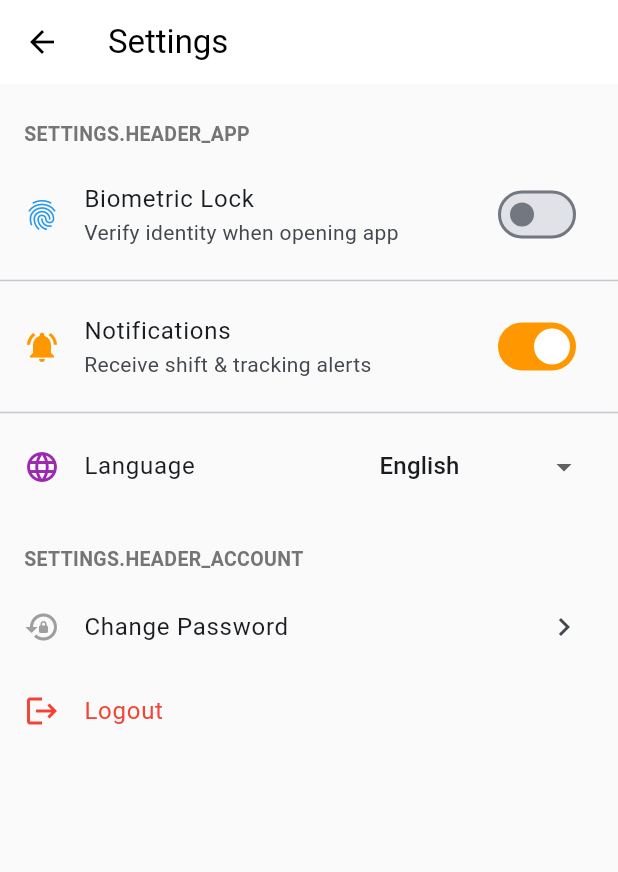
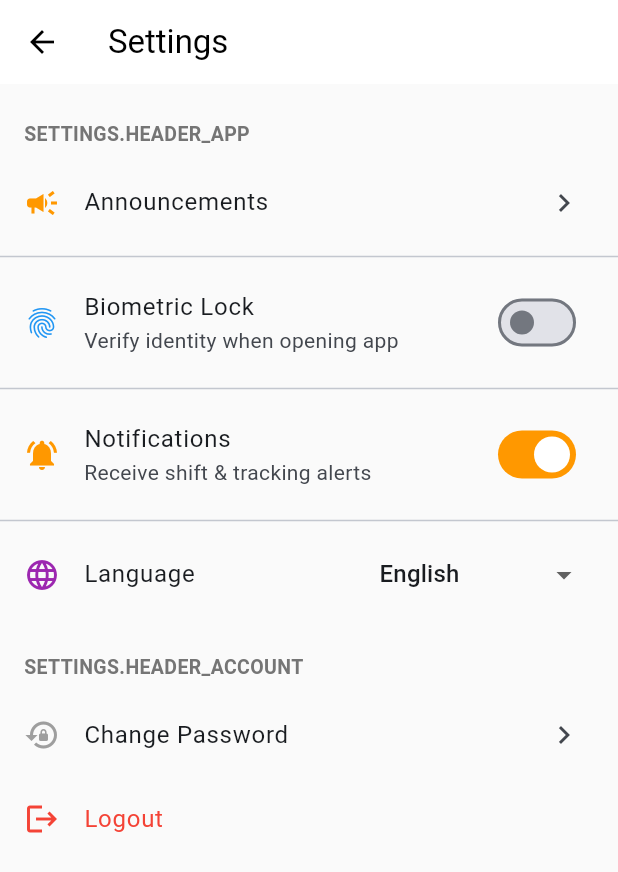
Before and after one commit to limkhachun/field-track-app, a Flutter app: the screen it shows once a user with an empty profile is signed in, after a tap on the "settings" icon, on a phone screen of 412 x 824 dp. Shown: the top 872 px of the screen. Run offline on Flutter 3.47's test engine with Material 3 defaults, Android fonts, the phone set to English and light mode, and no system bars; our stand-ins replace camera, cloud_firestore, easy_localization, file_picker, firebase_auth, firebase_core and 12 more; missing offline and left inert: gal, google_mlkit_face_detection, network_info_plus, tflite_flutter; accounts and stored records are empty.

Commit message:
Enhance settings screen with announcement feature and update notification service
- Added a new Announcement Tile to the Settings screen for easy access to announcements.
- Updated NotificationService to listen for new announcements and notify users accordingly.
- Improved comments and documentation for clarity and consistency in the NotificationService class.

```diff
--- a/lib/screens/settings_screen.dart
+++ b/lib/screens/settings_screen.dart
@@ -1,10 +1,12 @@
 import 'package:flutter/material.dart';
 import 'package:firebase_auth/firebase_auth.dart';
+// import 'package:cloud_firestore/cloud_firestore.dart';
 import 'package:easy_localization/easy_localization.dart';
 import 'package:shared_preferences/shared_preferences.dart';
 import 'package:field_track_app/screens/login_screen.dart';
 import 'package:field_track_app/screens/change_password_screen.dart';
-import '../services/notification_service.dart'; // 🟢 1. 取消注释以使用 NotificationService
+import 'package:field_track_app/screens/announcement_screen.dart'; // 🟢 Import New Screen
+import '../services/notification_service.dart';
 
 class SettingsScreen extends StatefulWidget {
   const SettingsScreen({super.key});
@@ -94,6 +96,16 @@ class _SettingsScreenState extends State<SettingsScreen> {
           // 1. App Settings Section
           _buildSectionHeader('settings.header_app'.tr()),
 
+          // 🟢 NEW: Announcement Tile
+          ListTile(
+            leading: const Icon(Icons.campaign, color: Colors.orange),
+            title: const Text('Announcements'), // "announcement.title".tr()
+            trailing: const Icon(Icons.chevron_right),
+            onTap: () => Navigator.push(context, MaterialPageRoute(builder: (_) => const AnnouncementScreen())),
+          ),
+
+          const Divider(),
+
           SwitchListTile(
             title: Text('settings.biometric_lock'.tr()),
             subtitle: Text('settings.biometric_desc'.tr()),
@@ -144,10 +156,8 @@ class _SettingsScreenState extends State<SettingsScreen> {
             leading: const Icon(Icons.logout, color: Colors.red),
             title: Text('settings.logout'.tr(), style: const TextStyle(color: Colors.red)),
             onTap: () async {
-              // 🟢 2. 停止监听器 (防止内存泄漏和后台报错)
               NotificationService().stopListening();
 
-              // 执行登出
               await _auth.signOut();
 
               if (!context.mounted) return;
--- a/lib/services/notification_service.dart
+++ b/lib/services/notification_service.dart
@@ -27,7 +27,7 @@ class NotificationService {
 
   bool _isInitialized = false;
 
-  // 🟢 监听器订阅列表 (用于退出登录时取消)
+  // 🟢 Listener Subscription List (to cancel on logout)
   final List<StreamSubscription> _subscriptions = [];
   DateTime? _listeningStartTime;
 
@@ -63,38 +63,38 @@ class NotificationService {
   }
 
   // =========================================================
-  // 🎧 🟢 核心功能：监听 Firestore 数据变化
+  // 🎧 🟢 CORE FUNCTION: Listen to Firestore Updates
   // =========================================================
 
-  /// 在用户登录成功后调用此方法
+  /// Call this method after user login
   void startListeningToUserUpdates(String uid) {
-    stopListening(); // 防止重复监听
-    _listeningStartTime = DateTime.now(); // 记录开始时间，只通知这之后的变化
+    stopListening(); // Prevent duplicate listeners
+    _listeningStartTime = DateTime.now(); // Only notify for changes AFTER this time
     debugPrint("🎧 Started listening for Admin updates for UID: $uid");
 
-    // 1. 监听 Leave Approval (请假审批)
+    // 1. Listen for Leave Approvals
     _subscriptions.add(
       FirebaseFirestore.instance
           .collection('leaves')
-          .where('authUid', isEqualTo: uid) // 确保这里字段名和数据库一致
+          .where('authUid', isEqualTo: uid)
           .snapshots()
           .listen((snapshot) {
         for (var change in snapshot.docChanges) {
-          // 只关注修改过的文档 (Admin 修改状态)
+          // Only care about Modified docs (Admin updates status)
           if (change.type == DocumentChangeType.modified) {
             final data = change.doc.data() as Map<String, dynamic>;
             _checkAndNotify(
               data: data,
               title: 'Leave Update',
               body: 'Your ${data['type']} request has been ${data['status']}.',
-              timeField: 'reviewedAt', // Admin 审核的时间字段
+              timeField: 'reviewedAt', // Field updated by Admin
             );
           }
         }
       })
     );
 
-    // 2. 监听 Attendance Corrections (补卡审批)
+    // 2. Listen for Attendance Correction Replies
     _subscriptions.add(
       FirebaseFirestore.instance
           .collection('attendance_corrections')
@@ -115,7 +115,7 @@ class NotificationService {
       })
     );
 
-    // 3. 监听 Profile Updates (资料修改审批)
+    // 3. Listen for Profile Update Requests
     _subscriptions.add(
       FirebaseFirestore.instance
           .collection('edit_requests')
@@ -136,24 +136,48 @@ class NotificationService {
       })
     );
 
-    // 4. 监听 Payslips (工资单发布) - 监听新增
+    // 4. Listen for New Payslips
     _subscriptions.add(
       FirebaseFirestore.instance
           .collection('payslips')
-          .where('uid', isEqualTo: uid) // 注意：这里通常存的是 DocID，确认一下你存的是 authUid 还是 user doc id
+          .where('uid', isEqualTo: uid) // Ensure this matches your payslip logic (authUid vs empId)
           .where('status', isEqualTo: 'Published')
           .snapshots()
           .listen((snapshot) {
         for (var change in snapshot.docChanges) {
-          // 工资单通常是新建或修改为 Published
+          // Payslips are either Added or Modified to 'Published'
           if (change.type == DocumentChangeType.added || change.type == DocumentChangeType.modified) {
             final data = change.doc.data() as Map<String, dynamic>;
-            // 对于工资单，我们检查 updatedAt 是否很新
             _checkAndNotify(
               data: data,
               title: 'Payslip Ready',
               body: 'Your payslip for ${data['month']} is now available.',
-              timeField: 'updatedAt',
+              timeField: 'updatedAt', // Ensure you save this timestamp when publishing
+            );
+          }
+        }
+      })
+    );
+
+    // 5. 🟢 Listen for Announcements
+    _subscriptions.add(
+      FirebaseFirestore.instance
+          .collection('announcements')
+          .orderBy('createdAt', descending: true)
+          .limit(1)
+          .snapshots()
+          .listen((snapshot) {
+        if (snapshot.docs.isNotEmpty) {
+          final doc = snapshot.docs.first;
+          // Check if this is a new announcement (created after login)
+          // or you can implement a 'read' status logic if needed
+          if (doc.metadata.hasPendingWrites == false) { // Skip local writes if any
+             final data = doc.data();
+             _checkAndNotify(
+              data: data,
+              title: '📢 New Announcement',
+              body: data['message'] ?? 'Check the app for a new update.',
+              timeField: 'createdAt',
             );
           }
         }
@@ -161,7 +185,7 @@ class NotificationService {
     );
   }
 
-  /// 内部辅助函数：检查时间并发送通知
+  /// Internal Helper: Check timestamp before showing notification
   void _checkAndNotify({
     required Map<String, dynamic> data,
     required String title,
@@ -171,13 +195,13 @@ class NotificationService {
     if (_listeningStartTime == null) return;
 
     Timestamp? ts = data[timeField] as Timestamp?;
-    // 如果没有时间戳，或者时间戳晚于监听开始时间（说明是新发生的动作）
+    // Only notify if the action happened AFTER we started listening (i.e., just now)
     if (ts != null && ts.toDate().isAfter(_listeningStartTime!)) {
        showStatusNotification(title, body);
     }
   }
 
-  /// 退出登录时调用
+  /// Call this on Logout
   void stopListening() {
     for (var sub in _subscriptions) {
       sub.cancel();
@@ -218,7 +242,7 @@ class NotificationService {
   }
 
   // =========================================================
-  // 🔔 即时状态通知 (Admin 审批结果)
+  // 🔔 Instant Status Notification (Admin Actions)
   // =========================================================
 
   Future<void> showStatusNotification(String title, String body) async {
@@ -233,6 +257,8 @@ class NotificationService {
     );
 
     const NotificationDetails details = NotificationDetails(android: androidDetails, iOS: DarwinNotificationDetails());
+
+    // Use current time as ID to allow multiple notifications stacking
     int notificationId = DateTime.now().millisecondsSinceEpoch ~/ 1000;
 
     await _notificationsPlugin.show(
```
Also changed, not shown: lib/screens/announcement_screen.dart (added, +97 -0 lines).
